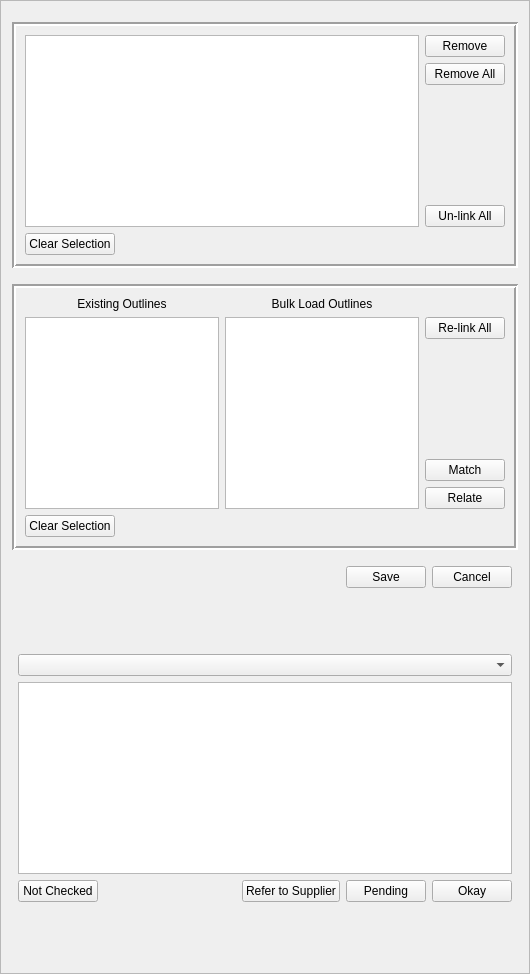
Qt form buildings/gui/alter_building_relationship.ui (linz/nz-buildings) before a commit.
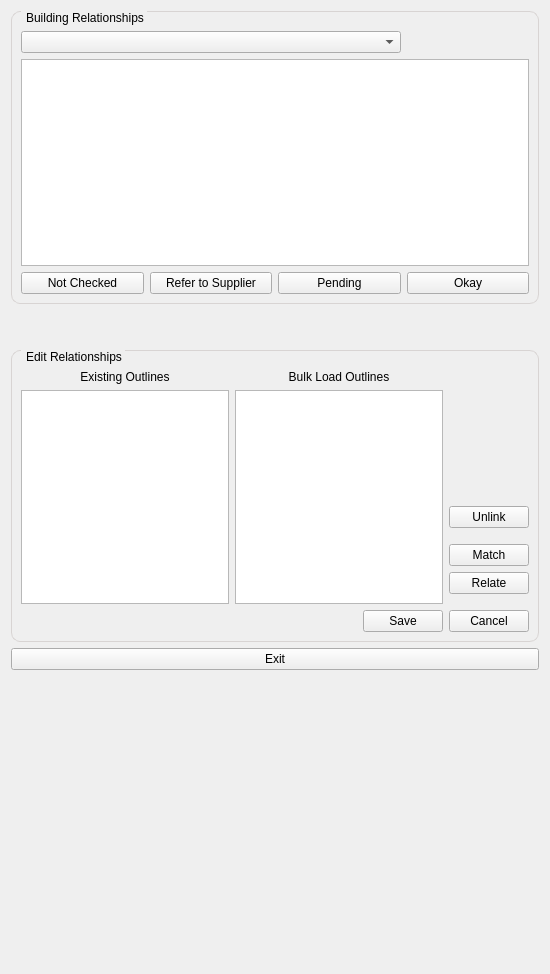
The same form after that commit.

Commit message: gui changed to create a clearer work flow

Patch:
```diff
--- a/buildings/gui/alter_building_relationship.ui
+++ b/buildings/gui/alter_building_relationship.ui
@@ -6,7 +6,7 @@
    <rect>
     <x>0</x>
     <y>0</y>
-    <width>530</width>
+    <width>550</width>
     <height>974</height>
    </rect>
   </property>
@@ -14,34 +14,175 @@
    <string>Frame</string>
   </property>
   <property name="frameShape">
-   <enum>QFrame::StyledPanel</enum>
+   <enum>QFrame::NoFrame</enum>
   </property>
   <property name="frameShadow">
-   <enum>QFrame::Raised</enum>
+   <enum>QFrame::Plain</enum>
   </property>
   <property name="lineWidth">
    <number>1</number>
   </property>
   <layout class="QGridLayout" name="gridLayout">
-   <item row="3" column="0" rowspan="2" colspan="3">
-    <widget class="QFrame" name="frame_2">
-     <property name="sizePolicy">
-      <sizepolicy hsizetype="Expanding" vsizetype="Expanding">
-       <horstretch>0</horstretch>
-       <verstretch>0</verstretch>
-      </sizepolicy>
+   <item row="8" column="0">
+    <spacer name="verticalSpacer_4">
+     <property name="orientation">
+      <enum>Qt::Vertical</enum>
      </property>
-     <property name="frameShape">
-      <enum>QFrame::Box</enum>
+     <property name="sizeType">
+      <enum>QSizePolicy::Expanding</enum>
      </property>
-     <property name="frameShadow">
-      <enum>QFrame::Sunken</enum>
+     <property name="sizeHint" stdset="0">
+      <size>
+       <width>20</width>
+       <height>10</height>
+      </size>
      </property>
-     <property name="lineWidth">
-      <number>2</number>
+    </spacer>
+   </item>
+   <item row="3" column="0">
+    <spacer name="verticalSpacer_3">
+     <property name="orientation">
+      <enum>Qt::Vertical</enum>
      </property>
-     <layout class="QVBoxLayout" name="verticalLayout_3">
-      <item>
+     <property name="sizeType">
+      <enum>QSizePolicy::Fixed</enum>
+     </property>
+     <property name="sizeHint" stdset="0">
+      <size>
+       <width>20</width>
+       <height>40</height>
+      </size>
+     </property>
+    </spacer>
+   </item>
+   <item row="2" column="0">
+    <widget class="QGroupBox" name="gb_building_relationships">
+     <property name="styleSheet">
+      <string notr="true">
+QGroupBox {
+    border: 1px solid #D8D4D3;
+    border-radius: 9px;
+    margin-top: 0.5em;
+}
+
+QGroupBox::title {
+    subcontrol-origin: margin;
+    left: 10px;
+    padding: 0 1px 0 3px;
+}</string>
+     </property>
+     <property name="title">
+      <string>Building Relationships</string>
+     </property>
+     <property name="flat">
+      <bool>false</bool>
+     </property>
+     <layout class="QGridLayout" name="gridLayout_2">
+      <item row="0" column="1" colspan="2">
+       <spacer name="verticalSpacer_8">
+        <property name="orientation">
+         <enum>Qt::Vertical</enum>
+        </property>
+        <property name="sizeType">
+         <enum>QSizePolicy::Fixed</enum>
+        </property>
+        <property name="sizeHint" stdset="0">
+         <size>
+          <width>20</width>
+          <height>10</height>
+         </size>
+        </property>
+       </spacer>
+      </item>
+      <item row="4" column="0">
+       <widget class="QPushButton" name="btn_qa_not_checked">
+        <property name="text">
+         <string>Not Checked</string>
+        </property>
+       </widget>
+      </item>
+      <item row="4" column="1">
+       <widget class="QPushButton" name="btn_qa_refer2supplier">
+        <property name="text">
+         <string>Refer to Supplier</string>
+        </property>
+       </widget>
+      </item>
+      <item row="4" column="2">
+       <widget class="QPushButton" name="btn_qa_pending">
+        <property name="text">
+         <string>Pending</string>
+        </property>
+       </widget>
+      </item>
+      <item row="4" column="3">
+       <widget class="QPushButton" name="btn_qa_okay">
+        <property name="text">
+         <string>Okay</string>
+        </property>
+       </widget>
+      </item>
+      <item row="1" column="0" colspan="3">
+       <widget class="QComboBox" name="cmb_relationship"/>
+      </item>
+      <item row="3" column="0" colspan="4">
+       <widget class="QTableWidget" name="tbl_relationship"/>
+      </item>
+     </layout>
+    </widget>
+   </item>
+   <item row="6" column="0">
+    <widget class="QGroupBox" name="gb_edit_relationships">
+     <property name="styleSheet">
+      <string notr="true">
+QGroupBox {
+    border: 1px solid #D8D4D3;
+    border-radius: 9px;
+    margin-top: 0.5em;
+}
+
+QGroupBox::title {
+    subcontrol-origin: margin;
+    left: 10px;
+    padding: 0 1px 0 3px;
+}</string>
+     </property>
+     <property name="title">
+      <string>Edit Relationships</string>
+     </property>
+     <layout class="QGridLayout" name="gridLayout_3">
+      <item row="2" column="0">
+       <layout class="QHBoxLayout" name="horizontalLayout_4">
+        <item>
+         <spacer name="horizontalSpacer_5">
+          <property name="orientation">
+           <enum>Qt::Horizontal</enum>
+          </property>
+          <property name="sizeHint" stdset="0">
+           <size>
+            <width>40</width>
+            <height>20</height>
+           </size>
+          </property>
+         </spacer>
+        </item>
+        <item>
+         <widget class="QPushButton" name="btn_save">
+          <property name="text">
+           <string>Save</string>
+          </property>
+         </widget>
+        </item>
+        <item>
+         <widget class="QPushButton" name="btn_cancel">
+          <property name="text">
+           <string>Cancel</string>
+          </property>
+         </widget>
+        </item>
+       </layout>
+      </item>
+      <item row="1" column="0">
        <layout class="QHBoxLayout" name="horizontalLayout_6">
         <item>
          <layout class="QVBoxLayout" name="verticalLayout_7">
@@ -136,21 +277,7 @@
         <item>
          <layout class="QVBoxLayout" name="verticalLayout_5">
           <item>
-           <widget class="QLabel" name="label_3">
-            <property name="text">
-             <string/>
-            </property>
-           </widget>
-          </item>
-          <item>
-           <widget class="QPushButton" name="btn_relink_all">
-            <property name="text">
-             <string>Re-link All</string>
-            </property>
-           </widget>
-          </item>
-          <item>
-           <spacer name="verticalSpacer_5">
+           <spacer name="verticalSpacer">
             <property name="orientation">
              <enum>Qt::Vertical</enum>
             </property>
@@ -162,6 +289,29 @@
             </property>
            </spacer>
           </item>
+          <item>
+           <widget class="QPushButton" name="btn_unlink">
+            <property name="text">
+             <string>Unlink</string>
+            </property>
+           </widget>
+          </item>
+          <item>
+           <spacer name="verticalSpacer_2">
+            <property name="orientation">
+             <enum>Qt::Vertical</enum>
+            </property>
+            <property name="sizeType">
+             <enum>QSizePolicy::Fixed</enum>
+            </property>
+            <property name="sizeHint" stdset="0">
+             <size>
+              <width>20</width>
+              <height>10</height>
+             </size>
+            </property>
+           </spacer>
+          </item>
           <item>
            <widget class="QPushButton" name="btn_matched">
             <property name="text">
@@ -176,305 +326,51 @@
             </property>
            </widget>
           </item>
-         </layout>
-        </item>
-       </layout>
-      </item>
-      <item>
-       <layout class="QHBoxLayout" name="horizontalLayout_2">
-        <item>
-         <widget class="QPushButton" name="btn_clear_lst_slt">
-          <property name="text">
-           <string>Clear Selection</string>
-          </property>
-         </widget>
-        </item>
-        <item>
-         <spacer name="horizontalSpacer_2">
-          <property name="orientation">
-           <enum>Qt::Horizontal</enum>
-          </property>
-          <property name="sizeHint" stdset="0">
-           <size>
-            <width>40</width>
-            <height>20</height>
-           </size>
-          </property>
-         </spacer>
-        </item>
-       </layout>
-      </item>
-     </layout>
-    </widget>
-   </item>
-   <item row="6" column="1">
-    <layout class="QHBoxLayout" name="horizontalLayout_4">
-     <item>
-      <spacer name="horizontalSpacer_5">
-       <property name="orientation">
-        <enum>Qt::Horizontal</enum>
-       </property>
-       <property name="sizeHint" stdset="0">
-        <size>
-         <width>40</width>
-         <height>20</height>
-        </size>
-       </property>
-      </spacer>
-     </item>
-     <item>
-      <widget class="QPushButton" name="btn_save">
-       <property name="text">
-        <string>Save</string>
-       </property>
-      </widget>
-     </item>
-     <item>
-      <widget class="QPushButton" name="btn_cancel">
-       <property name="text">
-        <string>Cancel</string>
-       </property>
-      </widget>
-     </item>
-    </layout>
-   </item>
-   <item row="14" column="1">
-    <spacer name="verticalSpacer_6">
-     <property name="orientation">
-      <enum>Qt::Vertical</enum>
-     </property>
-     <property name="sizeHint" stdset="0">
-      <size>
-       <width>20</width>
-       <height>40</height>
-      </size>
-     </property>
-    </spacer>
-   </item>
-   <item row="0" column="1">
-    <spacer name="verticalSpacer_8">
-     <property name="orientation">
-      <enum>Qt::Vertical</enum>
-     </property>
-     <property name="sizeType">
-      <enum>QSizePolicy::Fixed</enum>
-     </property>
-     <property name="sizeHint" stdset="0">
-      <size>
-       <width>20</width>
-       <height>10</height>
-      </size>
-     </property>
-    </spacer>
-   </item>
-   <item row="1" column="0" colspan="3">
-    <widget class="QFrame" name="frame">
-     <property name="sizePolicy">
-      <sizepolicy hsizetype="Expanding" vsizetype="Expanding">
-       <horstretch>0</horstretch>
-       <verstretch>0</verstretch>
-      </sizepolicy>
-     </property>
-     <property name="frameShape">
-      <enum>QFrame::Box</enum>
-     </property>
-     <property name="frameShadow">
-      <enum>QFrame::Sunken</enum>
-     </property>
-     <property name="lineWidth">
-      <number>2</number>
-     </property>
-     <layout class="QVBoxLayout" name="verticalLayout_2">
-      <item>
-       <layout class="QHBoxLayout" name="horizontalLayout_8">
-        <item>
-         <layout class="QVBoxLayout" name="verticalLayout_10">
           <item>
-           <widget class="QTableWidget" name="tbl_original">
-            <property name="sizePolicy">
-             <sizepolicy hsizetype="Expanding" vsizetype="Expanding">
-              <horstretch>0</horstretch>
-              <verstretch>0</verstretch>
-             </sizepolicy>
-            </property>
-            <property name="minimumSize">
-             <size>
-              <width>0</width>
-              <height>0</height>
-             </size>
-            </property>
-            <property name="maximumSize">
-             <size>
-              <width>16777215</width>
-              <height>16777215</height>
-             </size>
-            </property>
-           </widget>
-          </item>
-         </layout>
-        </item>
-        <item>
-         <layout class="QVBoxLayout" name="verticalLayout">
-          <item>
-           <widget class="QPushButton" name="btn_remove_slt">
-            <property name="text">
-             <string>Remove</string>
-            </property>
-           </widget>
-          </item>
-          <item>
-           <widget class="QPushButton" name="btn_remove_all">
-            <property name="text">
-             <string>Remove All</string>
-            </property>
-           </widget>
-          </item>
-          <item>
-           <spacer name="verticalSpacer_2">
+           <spacer name="verticalSpacer_6">
             <property name="orientation">
              <enum>Qt::Vertical</enum>
             </property>
+            <property name="sizeType">
+             <enum>QSizePolicy::Fixed</enum>
+            </property>
             <property name="sizeHint" stdset="0">
              <size>
               <width>20</width>
-              <height>40</height>
+              <height>10</height>
              </size>
             </property>
            </spacer>
           </item>
-          <item>
-           <widget class="QPushButton" name="btn_unlink_all">
-            <property name="text">
-             <string>Un-link All</string>
-            </property>
-           </widget>
-          </item>
          </layout>
         </item>
        </layout>
       </item>
-      <item>
-       <layout class="QHBoxLayout" name="horizontalLayout">
-        <item>
-         <widget class="QPushButton" name="btn_clear_tbl_slt">
-          <property name="text">
-           <string>Clear Selection</string>
-          </property>
-         </widget>
-        </item>
-        <item>
-         <spacer name="horizontalSpacer">
-          <property name="orientation">
-           <enum>Qt::Horizontal</enum>
-          </property>
-          <property name="sizeHint" stdset="0">
-           <size>
-            <width>40</width>
-            <height>20</height>
-           </size>
-          </property>
-         </spacer>
-        </item>
-       </layout>
+      <item row="0" column="0">
+       <spacer name="verticalSpacer_5">
+        <property name="orientation">
+         <enum>Qt::Vertical</enum>
+        </property>
+        <property name="sizeType">
+         <enum>QSizePolicy::Fixed</enum>
+        </property>
+        <property name="sizeHint" stdset="0">
+         <size>
+          <width>20</width>
+          <height>10</height>
+         </size>
+        </property>
+       </spacer>
       </item>
      </layout>
     </widget>
    </item>
-   <item row="2" column="1">
-    <spacer name="verticalSpacer_4">
-     <property name="orientation">
-      <enum>Qt::Vertical</enum>
+   <item row="7" column="0">
+    <widget class="QPushButton" name="btn_exit">
+     <property name="text">
+      <string>Exit</string>
      </property>
-     <property name="sizeType">
-      <enum>QSizePolicy::Fixed</enum>
-     </property>
-     <property name="sizeHint" stdset="0">
-      <size>
-       <width>20</width>
-       <height>10</height>
-      </size>
-     </property>
-    </spacer>
-   </item>
-   <item row="5" column="1">
-    <spacer name="verticalSpacer_7">
-     <property name="orientation">
-      <enum>Qt::Vertical</enum>
-     </property>
-     <property name="sizeType">
-      <enum>QSizePolicy::Fixed</enum>
-     </property>
-     <property name="sizeHint" stdset="0">
-      <size>
-       <width>20</width>
-       <height>10</height>
-      </size>
-     </property>
-    </spacer>
-   </item>
-   <item row="10" column="1">
-    <widget class="QTableWidget" name="tbl_relationship"/>
-   </item>
-   <item row="12" column="1">
-    <layout class="QHBoxLayout" name="horizontalLayout_5">
-     <item>
-      <widget class="QPushButton" name="btn_qa_not_checked">
-       <property name="text">
-        <string>Not Checked</string>
-       </property>
-      </widget>
-     </item>
-     <item>
-      <spacer name="horizontalSpacer_3">
-       <property name="orientation">
-        <enum>Qt::Horizontal</enum>
-       </property>
-       <property name="sizeHint" stdset="0">
-        <size>
-         <width>40</width>
-         <height>20</height>
-        </size>
-       </property>
-      </spacer>
-     </item>
-     <item>
-      <widget class="QPushButton" name="btn_qa_refer2supplier">
-       <property name="text">
-        <string>Refer to Supplier</string>
-       </property>
-      </widget>
-     </item>
-     <item>
-      <widget class="QPushButton" name="btn_qa_pending">
-       <property name="text">
-        <string>Pending</string>
-       </property>
-      </widget>
-     </item>
-     <item>
-      <widget class="QPushButton" name="btn_qa_okay">
-       <property name="text">
-        <string>Okay</string>
-       </property>
-      </widget>
-     </item>
-    </layout>
-   </item>
-   <item row="8" column="1">
-    <spacer name="verticalSpacer">
-     <property name="orientation">
-      <enum>Qt::Vertical</enum>
-     </property>
-     <property name="sizeHint" stdset="0">
-      <size>
-       <width>20</width>
-       <height>40</height>
-      </size>
-     </property>
-    </spacer>
-   </item>
-   <item row="9" column="1">
-    <widget class="QComboBox" name="cmb_relationship"/>
+    </widget>
    </item>
   </layout>
  </widget>
```
The commit also changes 1 other file.
